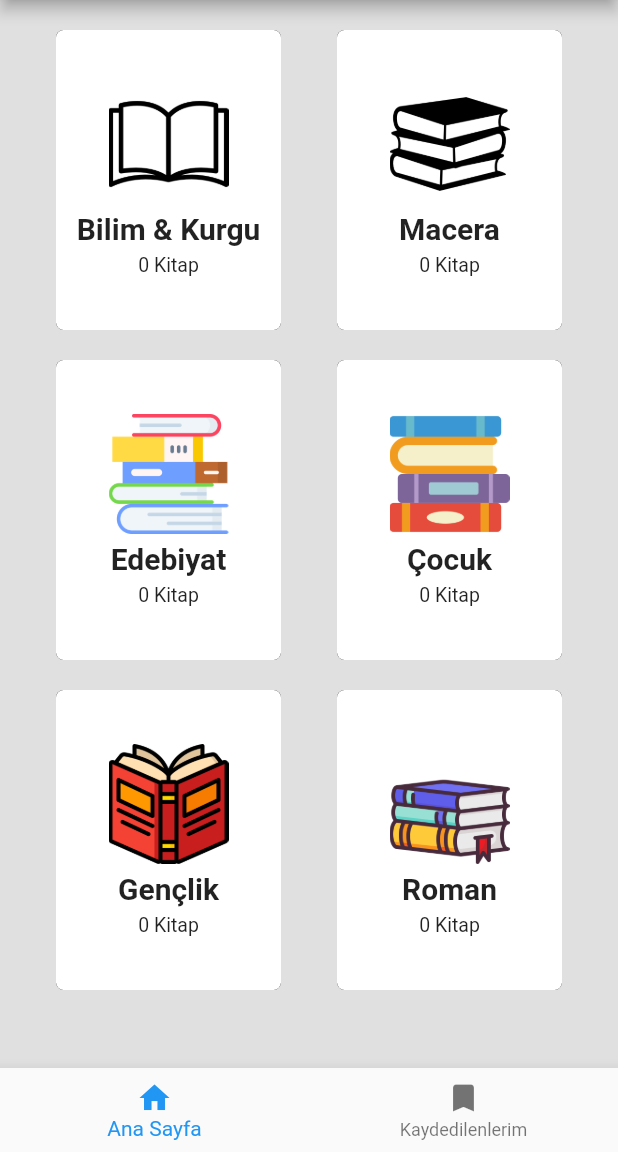
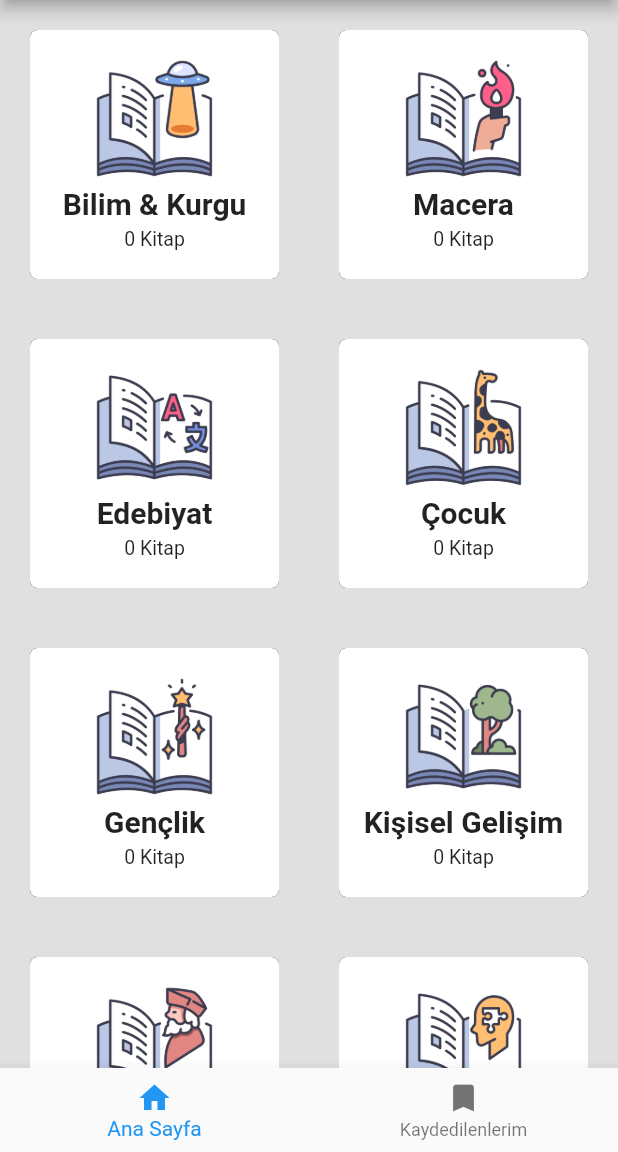
Before and after one commit to nisabnt/GOUA-F-150, a Flutter app: the screen it shows once a user with an empty profile is signed in, on a phone screen of 412 x 824 dp, the part 84-1236 px from its top. Run offline on Flutter 3.47's test engine with Material 2 defaults, Android fonts, the phone set to English and light mode, and no system bars; our stand-ins replace cloud_firestore, firebase_auth, firebase_core, flutter_card_swiper, flutter_rating_bar, flutter_signin_button and 3 more; missing offline and left inert: dart:ffi; accounts and stored records are empty.

Commit message:
Homepage düzenlemeleri yapıldı

```diff
--- a/lib/Screens/homePage.dart
+++ b/lib/Screens/homePage.dart
@@ -4,7 +4,7 @@ import 'package:cloud_firestore/cloud_firestore.dart';
 import 'package:flutter/material.dart';
 import 'package:firebase_auth/firebase_auth.dart';
 import 'package:bookdb/auth.dart';
-import 'package:flutter_rating_bar/flutter_rating_bar.dart';
+//import 'package:flutter_rating_bar/flutter_rating_bar.dart';
 
 class MyHomePage extends StatefulWidget {
   MyHomePage({super.key});
@@ -28,7 +28,6 @@ class _MyHomePageState extends State<MyHomePage> {
 
   @override
   Widget build(BuildContext context) {
-
     return Scaffold(
       appBar: AppBar(
         backgroundColor: Colors.white,
@@ -57,9 +56,23 @@ class _MyHomePageState extends State<MyHomePage> {
   }
 
   final List<Widget> _pages = <Widget>[
-    ListView.builder(
-        itemCount: 1,
-        itemBuilder: (context, snapshot) {
+    GridView.builder(
+      gridDelegate:
+      SliverGridDelegateWithFixedCrossAxisCount(crossAxisCount: 2),
+      itemCount: 10,
+      itemBuilder: (context, index) {
+        final pageWithNames = [
+          ["Bilim Kurgu", "science-fiction", "Bilim & Kurgu"],
+          ["Macera", "adventure", "Macera"],
+          ["Edebiyat", "edebiyat", "Edebiyat"],
+          ["Çocuk", "children", "Çocuk"],
+          ["Gençlik", "youth", "Gençlik"],
+          ["Kişisel Gelişim", "kisisel_gelisim", "Kişisel Gelişim"],
+          ["Felsefe", "Philosophy", "Felsefe"],
+          ["Psikoloji", "psychology", "Psikoloji"],
+          ["Bilim", "science", "Bilim"],
+          ["Tarih", "Tarih", "Tarih"],
+        ];
         Future<int> bookCount(category) async {
           final _booksQuery = FirebaseFirestore.instance
               .collection('books')
@@ -69,131 +82,31 @@ class _MyHomePageState extends State<MyHomePage> {
           return snapshot.docs.length;
         }
 
+        return FutureBuilder(
+          future: bookCount(pageWithNames[index][0]),
+          builder: (context, snapshot) {
+            final int count = snapshot.data ?? 0;
             return Container(
               padding: EdgeInsets.symmetric(vertical: 10.0, horizontal: 10.0),
               height: MediaQuery.of(context).size.height,
               color: Colors.grey.shade300,
-            child: Column(
-              crossAxisAlignment: CrossAxisAlignment.start,
-              children: <Widget>[
-                Row(
-                  mainAxisAlignment: MainAxisAlignment.spaceEvenly,
-                  children: <Widget>[
-                    InkWell(
+              child: GestureDetector(
                   onTap: () {
                     Navigator.push(
                         context,
                         MaterialPageRoute(
                           builder: (context) =>
-                                    CategoryPage(category: "Bilim Kurgu"),
+                              CategoryPage(category: pageWithNames[index][0]),
                         ));
                   },
-                        child: FutureBuilder(
-                            future: bookCount("Bilim Kurgu"),
-                            builder: (context, snapshot) {
-                              final int count = snapshot.data ?? 0;
-                              return getExpanded(
-                                  'book', 'Bilim & Kurgu', '$count Kitap');
-                            })),
-                    InkWell(
-                        onTap: () {
-                          Navigator.push(
-                              context,
-                              MaterialPageRoute(
-                                builder: (context) =>
-                                    CategoryPage(category: "Macera"),
-                              ));
+                  child: getExpanded(pageWithNames[index][1],
+                      pageWithNames[index][2], "$count Kitap")),
+            );
           },
-                        child: FutureBuilder(
-                            future: bookCount("Macera"),
-                            builder: (context, snapshot) {
-                              final int count = snapshot.data ?? 0;
-                              return getExpanded('books-stack-of-three',
-                                  'Macera', '$count Kitap');
-                            })),
-                  ],
+        );
+      },
     ),
-                Row(
-                  mainAxisAlignment: MainAxisAlignment.spaceEvenly,
-                  children: <Widget>[
-                    InkWell(
-                        onTap: () {
-                          Navigator.push(
-                              context,
-                              MaterialPageRoute(
-                                builder: (context) =>
-                                    CategoryPage(category: "Edebiyat"),
-                              ));
-                        },
-                        child: FutureBuilder(
-                            future: bookCount("Edebiyat"),
-                            builder: (context, snapshot) {
-                              final int count = snapshot.data ?? 0;
-                              return getExpanded(
-                                  'books', 'Edebiyat', '$count Kitap');
-                            })),
-                    InkWell(
-                        onTap: () {
-                          Navigator.push(
-                              context,
-                              MaterialPageRoute(
-                                builder: (context) =>
-                                    CategoryPage(category: "Çocuk"),
-                              ));
-                        },
-                        child: FutureBuilder(
-                            future: bookCount("Çocuk"),
-                            builder: (context, snapshot) {
-                              final int count = snapshot.data ?? 0;
-                              return getExpanded(
-                                  'book-stack', 'Çocuk', '$count Kitap');
-                            })),
-                  ],
-                ),
-                Row(
-                  mainAxisAlignment: MainAxisAlignment.spaceEvenly,
-                  children: <Widget>[
-                    InkWell(
-                        onTap: () {
-                          Navigator.push(
-                              context,
-                              MaterialPageRoute(
-                                builder: (context) =>
-                                    CategoryPage(category: "Gençlik"),
-                              ));
-                        },
-                        child: FutureBuilder(
-                            future: bookCount("Gençlik"),
-                            builder: (context, snapshot) {
-                              final int count = snapshot.data ?? 0;
-                              return getExpanded(
-                                  'book1', 'Gençlik', '$count Kitap');
-                            })),
-                    InkWell(
-                        onTap: () {
-                          Navigator.push(
-                              context,
-                              MaterialPageRoute(
-                                builder: (context) =>
-                                    CategoryPage(category: "Roman"),
-                              ));
-                        },
-                        child: FutureBuilder(
-                            future: bookCount("Roman"),
-                            builder: (context, snapshot) {
-                              final int count = snapshot.data ?? 0;
-                              return getExpanded(
-                                  'book2', 'Roman', '$count Kitap');
-                            })),
-                  ],
-                ),
-              ],
-            ),
-          );
-        }),
-
     SavedPage(),
-
   ];
 
   BottomNavigationBar footer() {
```
Also changed, not shown: images/Philosophy.png (added), images/Tarih.png (added), images/adventure.png (added), images/book-stack.png (deleted), images/book.png (deleted), images/book1.png (deleted), images/book2.png (deleted), images/books-stack-of-three.png (deleted), images/books.png (deleted), images/children.png (added), images/edebiyat.png (added), images/kisisel_gelisim.png (added), images/psychology.png (added), images/science-fiction.png (added), 3 more files. Lines whose indentation alone changed are shown as unchanged.
